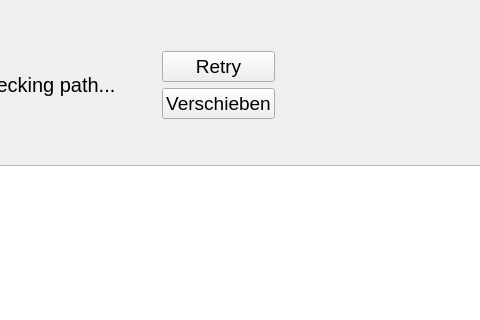
WinnetouL/SimplePhotoTransfer, file src/SimplePhotoTransfer.ui: the form before one commit; both pictures show x 100 to 580 and y 0 to 320 of the 1222 by 600 pixel window.
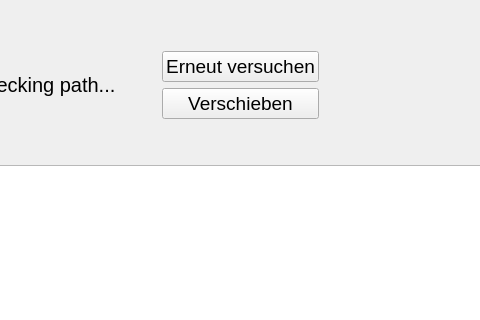
The form after the commit.

Commit message: adjust ui text

Diff of the .ui file:
```diff
--- a/src/SimplePhotoTransfer.ui
+++ b/src/SimplePhotoTransfer.ui
@@ -98,7 +98,7 @@
           </font>
          </property>
          <property name="text">
-          <string>Retry</string>
+          <string>Erneut versuchen</string>
          </property>
         </widget>
        </item>
```
The commit also changes 2 other files.
